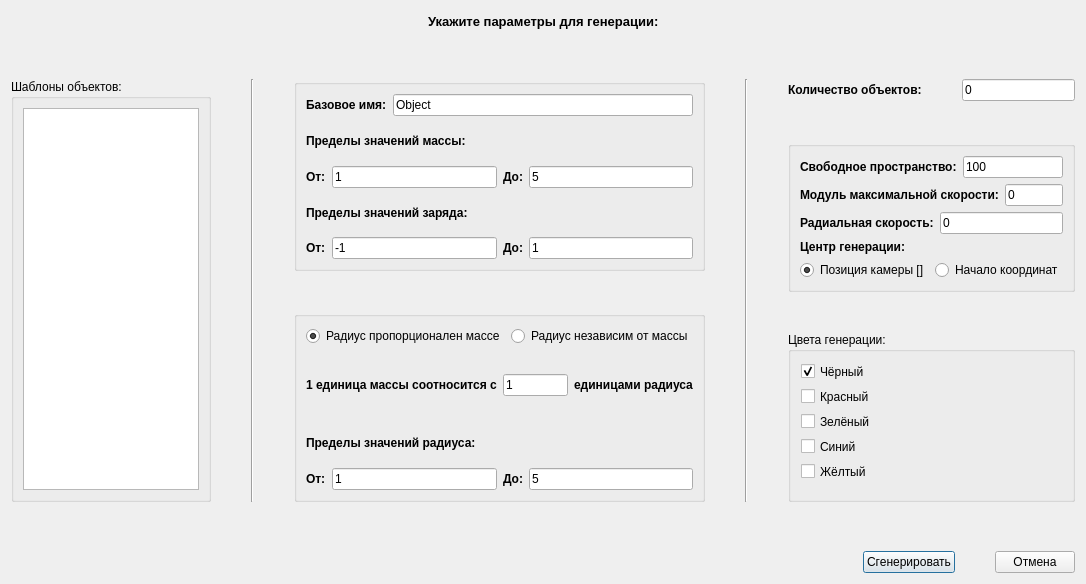
Before: the Qt Designer form generatewidget.ui in GRUB666/SPS---Simple-Physical-Simulator, drawn with Qt 5.
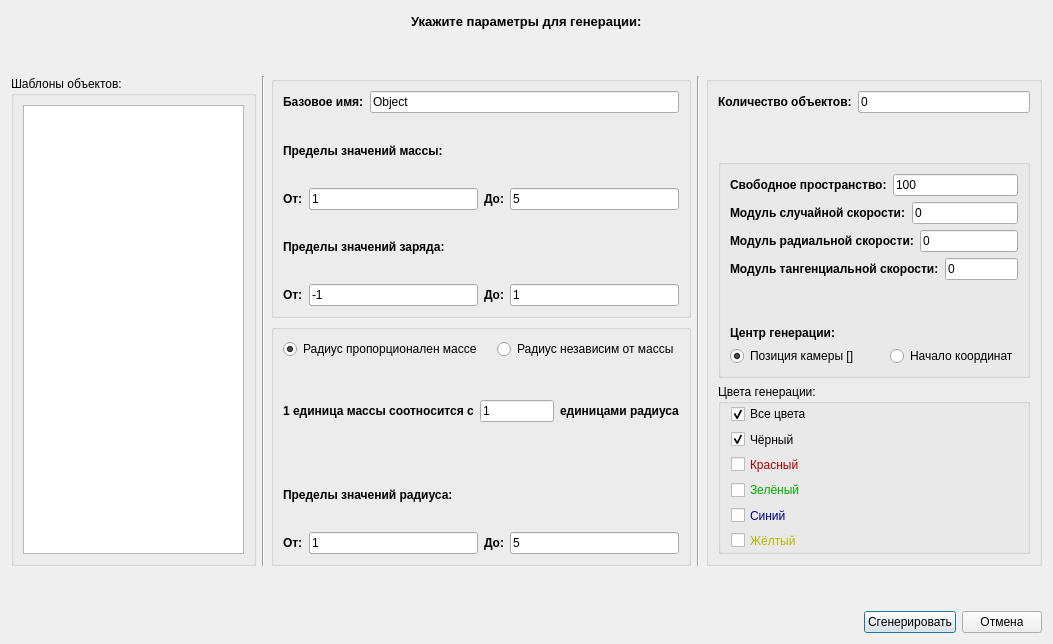
After: the same form once the commit is applied.

```diff
--- a/generatewidget.ui
+++ b/generatewidget.ui
@@ -7,7 +7,7 @@
     <x>0</x>
     <y>0</y>
     <width>1053</width>
-    <height>584</height>
+    <height>644</height>
    </rect>
   </property>
   <property name="windowTitle">
@@ -16,12 +16,6 @@
   <layout class="QVBoxLayout" name="verticalLayout_14">
    <item>
     <layout class="QVBoxLayout" name="verticalLayout_13">
-     <property name="spacing">
-      <number>40</number>
-     </property>
-     <property name="bottomMargin">
-      <number>0</number>
-     </property>
      <item>
       <layout class="QHBoxLayout" name="horizontalLayout">
        <item>
@@ -80,7 +74,7 @@
       </spacer>
      </item>
      <item>
-      <layout class="QHBoxLayout" name="horizontalLayout_15">
+      <layout class="QHBoxLayout" name="horizontalLayout_12">
        <item>
         <widget class="QGroupBox" name="groupBox_5">
          <property name="minimumSize">
@@ -100,7 +94,78 @@
          </property>
          <layout class="QVBoxLayout" name="verticalLayout_12">
           <item>
-           <widget class="QListWidget" name="patterns_list"/>
+           <widget class="QListWidget" name="patterns_list">
+            <property name="palette">
+             <palette>
+              <active>
+               <colorrole role="Text">
+                <brush brushstyle="SolidPattern">
+                 <color alpha="255">
+                  <red>170</red>
+                  <green>0</green>
+                  <blue>0</blue>
+                 </color>
+                </brush>
+               </colorrole>
+               <colorrole role="PlaceholderText">
+                <brush brushstyle="SolidPattern">
+                 <color alpha="128">
+                  <red>170</red>
+                  <green>0</green>
+                  <blue>0</blue>
+                 </color>
+                </brush>
+               </colorrole>
+              </active>
+              <inactive>
+               <colorrole role="Text">
+                <brush brushstyle="SolidPattern">
+                 <color alpha="255">
+                  <red>170</red>
+                  <green>0</green>
+                  <blue>0</blue>
+                 </color>
+                </brush>
+               </colorrole>
+               <colorrole role="PlaceholderText">
+                <brush brushstyle="SolidPattern">
+                 <color alpha="128">
+                  <red>170</red>
+                  <green>0</green>
+                  <blue>0</blue>
+                 </color>
+                </brush>
+               </colorrole>
+              </inactive>
+              <disabled>
+               <colorrole role="Text">
+                <brush brushstyle="SolidPattern">
+                 <color alpha="127">
+                  <red>255</red>
+                  <green>255</green>
+                  <blue>255</blue>
+                 </color>
+                </brush>
+               </colorrole>
+               <colorrole role="PlaceholderText">
+                <brush brushstyle="SolidPattern">
+                 <color alpha="128">
+                  <red>231</red>
+                  <green>231</green>
+                  <blue>231</blue>
+                 </color>
+                </brush>
+               </colorrole>
+              </disabled>
+             </palette>
+            </property>
+            <property name="font">
+             <font>
+              <weight>75</weight>
+              <bold>true</bold>
+             </font>
+            </property>
+           </widget>
           </item>
          </layout>
         </widget>
@@ -113,8 +178,6 @@
         </widget>
        </item>
        <item>
-        <layout class="QHBoxLayout" name="horizontalLayout_12">
-         <item>
           <layout class="QVBoxLayout" name="verticalLayout_11">
            <item>
             <widget class="QGroupBox" name="groupBox_3">
@@ -450,6 +513,10 @@
           </widget>
          </item>
          <item>
+        <widget class="QGroupBox" name="groupBox_6">
+         <property name="title">
+          <string/>
+         </property>
           <layout class="QVBoxLayout" name="verticalLayout_8">
            <item>
             <layout class="QHBoxLayout" name="horizontalLayout_14">
@@ -476,6 +543,19 @@
              </item>
             </layout>
            </item>
+          <item>
+           <spacer name="verticalSpacer_3">
+            <property name="orientation">
+             <enum>Qt::Vertical</enum>
+            </property>
+            <property name="sizeHint" stdset="0">
+             <size>
+              <width>20</width>
+              <height>40</height>
+             </size>
+            </property>
+           </spacer>
+          </item>
            <item>
             <widget class="QGroupBox" name="groupBox_4">
              <property name="title">
@@ -521,7 +601,7 @@
                      </font>
                     </property>
                     <property name="text">
-                     <string>Модуль максимальной скорости:</string>
+                    <string>Модуль случайной скорости:</string>
                     </property>
                    </widget>
                   </item>
@@ -546,7 +626,7 @@
                      </font>
                     </property>
                     <property name="text">
-                     <string>Радиальная скорость:</string>
+                    <string>Модуль радиальной скорости:</string>
                     </property>
                    </widget>
                   </item>
@@ -559,6 +639,44 @@
                   </item>
                  </layout>
                 </item>
+               <item>
+                <layout class="QHBoxLayout" name="horizontalLayout_17">
+                 <item>
+                  <widget class="QLabel" name="tang_speed_lab">
+                   <property name="font">
+                    <font>
+                     <pointsize>9</pointsize>
+                     <weight>75</weight>
+                     <bold>true</bold>
+                    </font>
+                   </property>
+                   <property name="text">
+                    <string>Модуль тангенциальной скорости:</string>
+                   </property>
+                  </widget>
+                 </item>
+                 <item>
+                  <widget class="QLineEdit" name="tangentum_speed">
+                   <property name="text">
+                    <string>0</string>
+                   </property>
+                  </widget>
+                 </item>
+                </layout>
+               </item>
+               <item>
+                <spacer name="verticalSpacer_4">
+                 <property name="orientation">
+                  <enum>Qt::Vertical</enum>
+                 </property>
+                 <property name="sizeHint" stdset="0">
+                  <size>
+                   <width>20</width>
+                   <height>40</height>
+                  </size>
+                 </property>
+                </spacer>
+               </item>
                 <item>
                  <layout class="QVBoxLayout" name="verticalLayout_7">
                   <item>
@@ -627,15 +745,28 @@
              <property name="title">
               <string>Цвета генерации:</string>
              </property>
+            <widget class="QWidget" name="layoutWidget">
+             <property name="geometry">
+              <rect>
+               <x>13</x>
+               <y>20</y>
+               <width>77</width>
+               <height>146</height>
+              </rect>
+             </property>
+             <layout class="QVBoxLayout" name="verticalLayout_15">
+              <item>
+               <widget class="QCheckBox" name="all_colors">
+                <property name="text">
+                 <string>Все цвета</string>
+                </property>
+                <property name="checked">
+                 <bool>true</bool>
+                </property>
+               </widget>
+              </item>
+              <item>
              <widget class="QCheckBox" name="black">
-              <property name="geometry">
-               <rect>
-                <x>13</x>
-                <y>30</y>
-                <width>64</width>
-                <height>19</height>
-               </rect>
-              </property>
               <property name="text">
                <string>Чёрный</string>
               </property>
@@ -643,63 +774,405 @@
                <bool>true</bool>
               </property>
              </widget>
+              </item>
+              <item>
              <widget class="QCheckBox" name="red">
-              <property name="geometry">
-               <rect>
-                <x>13</x>
-                <y>55</y>
-                <width>69</width>
-                <height>19</height>
-               </rect>
+                <property name="palette">
+                 <palette>
+                  <active>
+                   <colorrole role="WindowText">
+                    <brush brushstyle="SolidPattern">
+                     <color alpha="255">
+                      <red>170</red>
+                      <green>0</green>
+                      <blue>0</blue>
+                     </color>
+                    </brush>
+                   </colorrole>
+                   <colorrole role="Text">
+                    <brush brushstyle="SolidPattern">
+                     <color alpha="255">
+                      <red>170</red>
+                      <green>0</green>
+                      <blue>0</blue>
+                     </color>
+                    </brush>
+                   </colorrole>
+                   <colorrole role="PlaceholderText">
+                    <brush brushstyle="SolidPattern">
+                     <color alpha="128">
+                      <red>170</red>
+                      <green>0</green>
+                      <blue>0</blue>
+                     </color>
+                    </brush>
+                   </colorrole>
+                  </active>
+                  <inactive>
+                   <colorrole role="WindowText">
+                    <brush brushstyle="SolidPattern">
+                     <color alpha="255">
+                      <red>170</red>
+                      <green>0</green>
+                      <blue>0</blue>
+                     </color>
+                    </brush>
+                   </colorrole>
+                   <colorrole role="Text">
+                    <brush brushstyle="SolidPattern">
+                     <color alpha="255">
+                      <red>170</red>
+                      <green>0</green>
+                      <blue>0</blue>
+                     </color>
+                    </brush>
+                   </colorrole>
+                   <colorrole role="PlaceholderText">
+                    <brush brushstyle="SolidPattern">
+                     <color alpha="128">
+                      <red>170</red>
+                      <green>0</green>
+                      <blue>0</blue>
+                     </color>
+                    </brush>
+                   </colorrole>
+                  </inactive>
+                  <disabled>
+                   <colorrole role="WindowText">
+                    <brush brushstyle="SolidPattern">
+                     <color alpha="127">
+                      <red>255</red>
+                      <green>255</green>
+                      <blue>255</blue>
+                     </color>
+                    </brush>
+                   </colorrole>
+                   <colorrole role="Text">
+                    <brush brushstyle="SolidPattern">
+                     <color alpha="127">
+                      <red>255</red>
+                      <green>255</green>
+                      <blue>255</blue>
+                     </color>
+                    </brush>
+                   </colorrole>
+                   <colorrole role="PlaceholderText">
+                    <brush brushstyle="SolidPattern">
+                     <color alpha="128">
+                      <red>231</red>
+                      <green>231</green>
+                      <blue>231</blue>
+                     </color>
+                    </brush>
+                   </colorrole>
+                  </disabled>
+                 </palette>
               </property>
               <property name="text">
                <string>Красный</string>
               </property>
              </widget>
+              </item>
+              <item>
              <widget class="QCheckBox" name="green">
-              <property name="geometry">
-               <rect>
-                <x>13</x>
-                <y>80</y>
-                <width>69</width>
-                <height>19</height>
-               </rect>
+                <property name="palette">
+                 <palette>
+                  <active>
+                   <colorrole role="WindowText">
+                    <brush brushstyle="SolidPattern">
+                     <color alpha="255">
+                      <red>0</red>
+                      <green>170</green>
+                      <blue>0</blue>
+                     </color>
+                    </brush>
+                   </colorrole>
+                   <colorrole role="Text">
+                    <brush brushstyle="SolidPattern">
+                     <color alpha="255">
+                      <red>0</red>
+                      <green>170</green>
+                      <blue>0</blue>
+                     </color>
+                    </brush>
+                   </colorrole>
+                   <colorrole role="PlaceholderText">
+                    <brush brushstyle="SolidPattern">
+                     <color alpha="128">
+                      <red>0</red>
+                      <green>170</green>
+                      <blue>0</blue>
+                     </color>
+                    </brush>
+                   </colorrole>
+                  </active>
+                  <inactive>
+                   <colorrole role="WindowText">
+                    <brush brushstyle="SolidPattern">
+                     <color alpha="255">
+                      <red>0</red>
+                      <green>170</green>
+                      <blue>0</blue>
+                     </color>
+                    </brush>
+                   </colorrole>
+                   <colorrole role="Text">
+                    <brush brushstyle="SolidPattern">
+                     <color alpha="255">
+                      <red>0</red>
+                      <green>170</green>
+                      <blue>0</blue>
+                     </color>
+                    </brush>
+                   </colorrole>
+                   <colorrole role="PlaceholderText">
+                    <brush brushstyle="SolidPattern">
+                     <color alpha="128">
+                      <red>0</red>
+                      <green>170</green>
+                      <blue>0</blue>
+                     </color>
+                    </brush>
+                   </colorrole>
+                  </inactive>
+                  <disabled>
+                   <colorrole role="WindowText">
+                    <brush brushstyle="SolidPattern">
+                     <color alpha="127">
+                      <red>255</red>
+                      <green>255</green>
+                      <blue>255</blue>
+                     </color>
+                    </brush>
+                   </colorrole>
+                   <colorrole role="Text">
+                    <brush brushstyle="SolidPattern">
+                     <color alpha="127">
+                      <red>255</red>
+                      <green>255</green>
+                      <blue>255</blue>
+                     </color>
+                    </brush>
+                   </colorrole>
+                   <colorrole role="PlaceholderText">
+                    <brush brushstyle="SolidPattern">
+                     <color alpha="128">
+                      <red>231</red>
+                      <green>231</green>
+                      <blue>231</blue>
+                     </color>
+                    </brush>
+                   </colorrole>
+                  </disabled>
+                 </palette>
               </property>
               <property name="text">
                <string>Зелёный</string>
               </property>
              </widget>
+              </item>
+              <item>
              <widget class="QCheckBox" name="blue">
-              <property name="geometry">
-               <rect>
-                <x>13</x>
-                <y>105</y>
-                <width>56</width>
-                <height>19</height>
-               </rect>
+                <property name="palette">
+                 <palette>
+                  <active>
+                   <colorrole role="WindowText">
+                    <brush brushstyle="SolidPattern">
+                     <color alpha="255">
+                      <red>0</red>
+                      <green>0</green>
+                      <blue>127</blue>
+                     </color>
+                    </brush>
+                   </colorrole>
+                   <colorrole role="Text">
+                    <brush brushstyle="SolidPattern">
+                     <color alpha="255">
+                      <red>0</red>
+                      <green>0</green>
+                      <blue>127</blue>
+                     </color>
+                    </brush>
+                   </colorrole>
+                   <colorrole role="PlaceholderText">
+                    <brush brushstyle="SolidPattern">
+                     <color alpha="128">
+                      <red>0</red>
+                      <green>0</green>
+                      <blue>127</blue>
+                     </color>
+                    </brush>
+                   </colorrole>
+                  </active>
+                  <inactive>
+                   <colorrole role="WindowText">
+                    <brush brushstyle="SolidPattern">
+                     <color alpha="255">
+                      <red>0</red>
+                      <green>0</green>
+                      <blue>127</blue>
+                     </color>
+                    </brush>
+                   </colorrole>
+                   <colorrole role="Text">
+                    <brush brushstyle="SolidPattern">
+                     <color alpha="255">
+                      <red>0</red>
+                      <green>0</green>
+                      <blue>127</blue>
+                     </color>
+                    </brush>
+                   </colorrole>
+                   <colorrole role="PlaceholderText">
+                    <brush brushstyle="SolidPattern">
+                     <color alpha="128">
+                      <red>0</red>
+                      <green>0</green>
+                      <blue>127</blue>
+                     </color>
+                    </brush>
+                   </colorrole>
+                  </inactive>
+                  <disabled>
+                   <colorrole role="WindowText">
+                    <brush brushstyle="SolidPattern">
+                     <color alpha="127">
+                      <red>255</red>
+                      <green>255</green>
+                      <blue>255</blue>
+                     </color>
+                    </brush>
+                   </colorrole>
+                   <colorrole role="Text">
+                    <brush brushstyle="SolidPattern">
+                     <color alpha="127">
+                      <red>255</red>
+                      <green>255</green>
+                      <blue>255</blue>
+                     </color>
+                    </brush>
+                   </colorrole>
+                   <colorrole role="PlaceholderText">
+                    <brush brushstyle="SolidPattern">
+                     <color alpha="128">
+                      <red>231</red>
+                      <green>231</green>
+                      <blue>231</blue>
+                     </color>
+                    </brush>
+                   </colorrole>
+                  </disabled>
+                 </palette>
               </property>
               <property name="text">
                <string>Синий</string>
               </property>
              </widget>
+              </item>
+              <item>
              <widget class="QCheckBox" name="yellow">
-              <property name="geometry">
-               <rect>
-                <x>13</x>
-                <y>130</y>
-                <width>67</width>
-                <height>19</height>
-               </rect>
+                <property name="palette">
+                 <palette>
+                  <active>
+                   <colorrole role="WindowText">
+                    <brush brushstyle="SolidPattern">
+                     <color alpha="255">
+                      <red>182</red>
+                      <green>182</green>
+                      <blue>0</blue>
+                     </color>
+                    </brush>
+                   </colorrole>
+                   <colorrole role="Text">
+                    <brush brushstyle="SolidPattern">
+                     <color alpha="255">
+                      <red>184</red>
+                      <green>184</green>
+                      <blue>0</blue>
+                     </color>
+                    </brush>
+                   </colorrole>
+                   <colorrole role="PlaceholderText">
+                    <brush brushstyle="SolidPattern">
+                     <color alpha="128">
+                      <red>184</red>
+                      <green>184</green>
+                      <blue>0</blue>
+                     </color>
+                    </brush>
+                   </colorrole>
+                  </active>
+                  <inactive>
+                   <colorrole role="WindowText">
+                    <brush brushstyle="SolidPattern">
+                     <color alpha="255">
+                      <red>182</red>
+                      <green>182</green>
+                      <blue>0</blue>
+                     </color>
+                    </brush>
+                   </colorrole>
+                   <colorrole role="Text">
+                    <brush brushstyle="SolidPattern">
+                     <color alpha="255">
+                      <red>184</red>
+                      <green>184</green>
+                      <blue>0</blue>
+                     </color>
+                    </brush>
+                   </colorrole>
+                   <colorrole role="PlaceholderText">
+                    <brush brushstyle="SolidPattern">
+                     <color alpha="128">
+                      <red>184</red>
+                      <green>184</green>
+                      <blue>0</blue>
+                     </color>
+                    </brush>
+                   </colorrole>
+                  </inactive>
+                  <disabled>
+                   <colorrole role="WindowText">
+                    <brush brushstyle="SolidPattern">
+                     <color alpha="127">
+                      <red>255</red>
+                      <green>255</green>
+                      <blue>255</blue>
+                     </color>
+                    </brush>
+                   </colorrole>
+                   <colorrole role="Text">
+                    <brush brushstyle="SolidPattern">
+                     <color alpha="127">
+                      <red>255</red>
+                      <green>255</green>
+                      <blue>255</blue>
+                     </color>
+                    </brush>
+                   </colorrole>
+                   <colorrole role="PlaceholderText">
+                    <brush brushstyle="SolidPattern">
+                     <color alpha="128">
+                      <red>231</red>
+                      <green>231</green>
+                      <blue>231</blue>
+                     </color>
+                    </brush>
+                   </colorrole>
+                  </disabled>
+                 </palette>
               </property>
               <property name="text">
                <string>Жёлтый</string>
               </property>
              </widget>
-            </widget>
-           </item>
-          </layout>
-         </item>
-        </layout>
+              </item>
+             </layout>
+            </widget>
+           </widget>
+          </item>
+         </layout>
+        </widget>
        </item>
       </layout>
      </item>
```
Left out of the diff: 10 changed lines with no effect on the pictures. Lines whose indentation alone changed are shown as unchanged.
